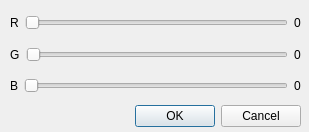
Before: the Qt Designer form mixerdialog.ui in kropelka/zpppaint, drawn with Qt 5.
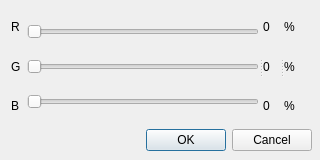
After: the same form once the commit is applied.

```diff
--- a/mixerdialog.ui
+++ b/mixerdialog.ui
@@ -6,8 +6,8 @@
    <rect>
     <x>0</x>
     <y>0</y>
-    <width>309</width>
-    <height>132</height>
+    <width>320</width>
+    <height>160</height>
    </rect>
   </property>
   <property name="windowTitle">
@@ -16,91 +16,128 @@
   <widget class="QWidget" name="">
    <property name="geometry">
     <rect>
-     <x>10</x>
+     <x>11</x>
      <y>10</y>
-     <width>291</width>
-     <height>117</height>
+     <width>301</width>
+     <height>141</height>
     </rect>
    </property>
-   <layout class="QVBoxLayout" name="verticalLayout_2">
+   <layout class="QVBoxLayout" name="verticalLayout_5">
     <item>
-     <layout class="QVBoxLayout" name="verticalLayout">
-      <item>
-       <layout class="QHBoxLayout" name="horizontalLayout">
+     <widget class="QSplitter" name="splitter_2">
+      <property name="orientation">
+       <enum>Qt::Horizontal</enum>
+      </property>
+      <widget class="QSplitter" name="splitter">
+       <property name="orientation">
+        <enum>Qt::Horizontal</enum>
+       </property>
+       <widget class="QWidget" name="">
+        <layout class="QHBoxLayout" name="horizontalLayout">
+         <item>
+          <layout class="QVBoxLayout" name="verticalLayout_2">
+           <item>
+            <widget class="QLabel" name="label">
+             <property name="text">
+              <string>R</string>
+             </property>
+            </widget>
+           </item>
+           <item>
+            <widget class="QLabel" name="label_3">
+             <property name="text">
+              <string>G</string>
+             </property>
+            </widget>
+           </item>
+           <item>
+            <widget class="QLabel" name="label_5">
+             <property name="text">
+              <string>B</string>
+             </property>
+            </widget>
+           </item>
+          </layout>
+         </item>
+         <item>
+          <layout class="QVBoxLayout" name="verticalLayout_4">
+           <item>
+            <widget class="QSlider" name="horizontalSlider">
+             <property name="orientation">
+              <enum>Qt::Horizontal</enum>
+             </property>
+            </widget>
+           </item>
+           <item>
+            <widget class="QSlider" name="horizontalSlider_2">
+             <property name="orientation">
+              <enum>Qt::Horizontal</enum>
+             </property>
+            </widget>
+           </item>
+           <item>
+            <widget class="QSlider" name="horizontalSlider_3">
+             <property name="orientation">
+              <enum>Qt::Horizontal</enum>
+             </property>
+            </widget>
+           </item>
+          </layout>
+         </item>
+        </layout>
+       </widget>
+       <widget class="QWidget" name="">
+        <layout class="QVBoxLayout" name="verticalLayout">
+         <item>
+          <widget class="QLabel" name="label_2">
+           <property name="text">
+            <string>0</string>
+           </property>
+          </widget>
+         </item>
+         <item>
+          <widget class="QLabel" name="label_4">
+           <property name="text">
+            <string>0</string>
+           </property>
+          </widget>
+         </item>
+         <item>
+          <widget class="QLabel" name="label_6">
+           <property name="text">
+            <string>0</string>
+           </property>
+          </widget>
+         </item>
+        </layout>
+       </widget>
+      </widget>
+      <widget class="QWidget" name="">
+       <layout class="QVBoxLayout" name="verticalLayout_3">
         <item>
-         <widget class="QLabel" name="label">
+         <widget class="QLabel" name="label_7">
           <property name="text">
-           <string>R</string>
+           <string>%</string>
           </property>
          </widget>
         </item>
         <item>
-         <widget class="QSlider" name="horizontalSlider">
-          <property name="orientation">
-           <enum>Qt::Horizontal</enum>
-          </property>
-         </widget>
-        </item>
-        <item>
-         <widget class="QLabel" name="label_2">
+         <widget class="QLabel" name="label_8">
           <property name="text">
-           <string>0</string>
+           <string>%</string>
           </property>
          </widget>
         </item>
-       </layout>
-      </item>
-      <item>
-       <layout class="QHBoxLayout" name="horizontalLayout_2">
         <item>
-         <widget class="QLabel" name="label_3">
+         <widget class="QLabel" name="label_9">
           <property name="text">
-           <string>G</string>
+           <string>%</string>
           </property>
          </widget>
         </item>
-        <item>
-         <widget class="QSlider" name="horizontalSlider_2">
-          <property name="orientation">
-           <enum>Qt::Horizontal</enum>
-          </property>
-         </widget>
-        </item>
-        <item>
-         <widget class="QLabel" name="label_4">
-          <property name="text">
-           <string>0</string>
-          </property>
-         </widget>
-        </item>
        </layout>
-      </item>
-      <item>
-       <layout class="QHBoxLayout" name="horizontalLayout_3">
-        <item>
-         <widget class="QLabel" name="label_5">
-          <property name="text">
-           <string>B</string>
-          </property>
-         </widget>
-        </item>
-        <item>
-         <widget class="QSlider" name="horizontalSlider_3">
-          <property name="orientation">
-           <enum>Qt::Horizontal</enum>
-          </property>
-         </widget>
-        </item>
-        <item>
-         <widget class="QLabel" name="label_6">
-          <property name="text">
-           <string>0</string>
-          </property>
-         </widget>
-        </item>
-       </layout>
-      </item>
-     </layout>
+      </widget>
+     </widget>
     </item>
     <item>
      <widget class="QDialogButtonBox" name="buttonBox">
```
Left out of the diff: 88 changed lines with no effect on the pictures.
